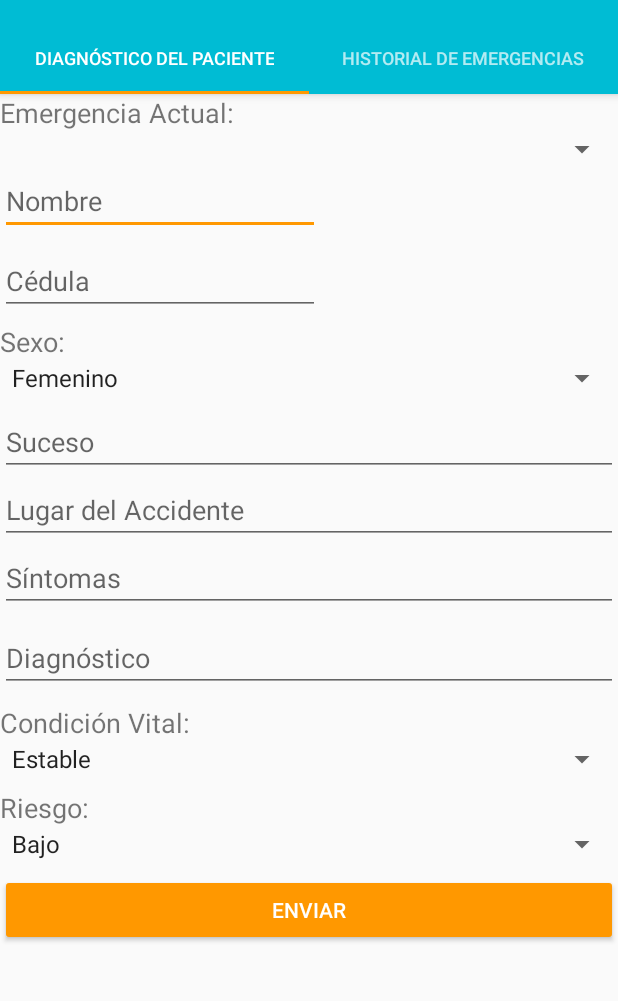
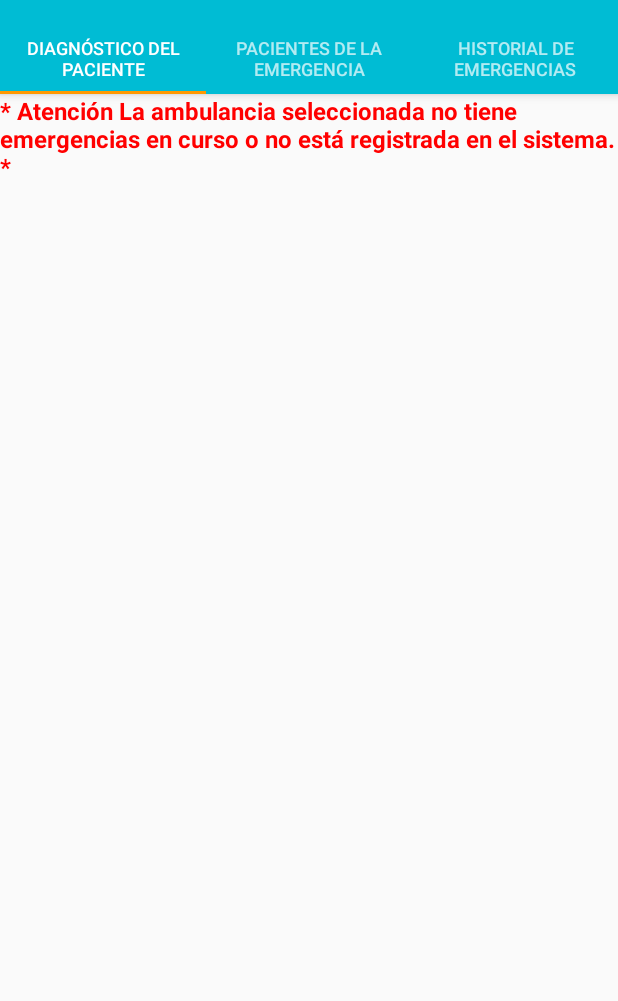
Before and after one commit to kornofilo/DS6-SATEM, an Android app: the screen it shows after launch once a user with an empty profile is signed in (MainActivity), on a phone screen of 412 x 824 dp, the part 74-1075 px from its top. Run offline under Robolectric (Android 15) with nearby library versions, the phone set to English and light mode, and no system bars; our stand-ins replace Firebase (no records; nobody signed in at launch, a user with empty details on screens opened directly).

Commit message:
SATEM APP - REGISTER PATIENT 1

```diff
--- a/SATEMapp/app/src/main/java/com/example/r_2g_/satemapp/LoginActivity.java
+++ b/SATEMapp/app/src/main/java/com/example/r_2g_/satemapp/LoginActivity.java
@@ -147,7 +147,9 @@ public class LoginActivity extends AppCompatActivity implements View.OnClickList
                 mutableData.setValue(ambulancia);
                 System.out.println("transaction "  + Transaction.success(mutableData));
                 //Seteamos el numero de ambulancia como SharedPreference
-                // EditTextPreference ambulanciaPref ;
+                SharedPreferences.Editor editor = pref.edit();
+                editor.putString("setAmbulancia",ambulancia);
+                editor.apply();
                 /*ambulanciaPref.getEditText("");
                 ambulanciaPref.setText(ambulancia);*/
                 return Transaction.success(mutableData);
--- a/SATEMapp/app/src/main/java/com/example/r_2g_/satemapp/MainActivity.java
+++ b/SATEMapp/app/src/main/java/com/example/r_2g_/satemapp/MainActivity.java
@@ -9,8 +9,10 @@ package com.example.r_2g_.satemapp;
 
 import android.content.Intent;
 import android.content.SharedPreferences;
+import android.graphics.Color;
 import android.preference.PreferenceManager;
 import android.support.design.widget.TabLayout;
+import android.support.v4.view.ScrollingView;
 import android.support.v7.app.AppCompatActivity;
 import android.support.v7.widget.Toolbar;
 import android.support.v4.app.Fragment;
@@ -47,7 +49,7 @@ import java.util.Map;
 
 public class MainActivity extends AppCompatActivity{
 
-    FirebaseDatabase database;
+    static FirebaseDatabase database;
     static DatabaseReference myRef;
     static Bundle extras;
     static String ambulancia;
@@ -171,7 +173,7 @@ public class MainActivity extends AppCompatActivity{
 
                 break;
 
-                case 2: {
+                case 3: {
                     rootView = inflater.inflate(R.layout.fragment_historial, container, false);
                     fillTab2(rootView);
 
@@ -186,7 +188,7 @@ public class MainActivity extends AppCompatActivity{
                 break;
 
                 //En el case #3, cargamos el fragment que contendrá el perfil del usuario logueado.
-                case 3: {
+                case 2: {
                     rootView = inflater.inflate(R.layout.fragment_profile, container, false);
                     //Recuperamos los datos del usuario logueado y lo seteamos a su determinado Textview.
                     if (user != null) {
@@ -204,16 +206,27 @@ public class MainActivity extends AppCompatActivity{
 
         }
 
-        private void fillTabDiagnostico(View rootView) {
+        private void fillTabDiagnostico(final View rootView) {
+            final ArrayList<String> emergenciasData = new ArrayList<>();
             //Extraemos los valores en los Textviews y Spinners
 
+            final TextView emergencia = (TextView) rootView.findViewById(R.id.textViewResumenEmergencia);
+            final TextView emergenciaActualTV = (TextView) rootView.findViewById(R.id.textViewEmergencia);
+            final TextView generoTV = (TextView) rootView.findViewById(R.id.textViewSexo);
+            final TextView condicionVitalTV = (TextView) rootView.findViewById(R.id.textViewCondVital);
+            final TextView riesgoTV = (TextView) rootView.findViewById(R.id.textViewRiesgo);
+
+
+
             //EditTexts
-            final EditText nombre, cedula,sintomas,lugar,diagnostico;
+            final EditText nombre, cedula,sintomas,lugar,diagnostico, suceso;
             nombre = (EditText) rootView.findViewById(R.id.editTextNombrePaciente);
             cedula = (EditText) rootView.findViewById(R.id.editTextCedula);
+            suceso = (EditText) rootView.findViewById(R.id.editTextSuceso);
             lugar = (EditText) rootView.findViewById(R.id.editTextLugar);
             sintomas = (EditText) rootView.findViewById(R.id.editTextSintomas);
             diagnostico = (EditText) rootView.findViewById(R.id.editTextDiagnostico);
+
 
             //Spinners
             final Spinner genero, condicionVital,riesgo;
@@ -221,13 +234,94 @@ public class MainActivity extends AppCompatActivity{
             condicionVital = (Spinner) rootView.findViewById(R.id.spinnerCondVital);
             riesgo = (Spinner) rootView.findViewById(R.id.spinnerRiesgo);
 
+            final Button enviarEmergencia = (Button) rootView.findViewById(R.id.buttonEnviar);
 
-            Button enviarEmergencia = (Button) rootView.findViewById(R.id.buttonEnviar);
+
+            //Traemos las emergencias asignadas a la ambulancia.
+            String miAmbulancia =  pref.getString("setAmbulancia",null);
+            DatabaseReference ambulanciaRef = database.getReference("ambulancias/" + miAmbulancia + "/emergenciaActual");
+            ambulanciaRef.addValueEventListener(new ValueEventListener() {
+                @Override
+                public void onDataChange(DataSnapshot dataSnapshot) {
+                    System.out.println( "query1 " + dataSnapshot);
+                    if(dataSnapshot.getValue() == null || dataSnapshot.getValue().toString().equals("")){
+
+
+                        emergencia.setText("* Atención La ambulancia seleccionada no tiene emergencias en curso o no está registrada en el sistema. *");
+                        emergencia.setTextColor(Color.RED);
+                        enviarEmergencia.setVisibility(View.GONE);
+                        emergenciaActualTV.setVisibility(View.GONE);
+                        nombre.setVisibility(View.GONE);
+                        cedula.setVisibility(View.GONE);
+                        generoTV.setVisibility(View.GONE);
+                        genero.setVisibility(View.GONE);
+                        suceso.setVisibility(View.GONE);
+                        lugar.setVisibility(View.GONE);
+                        sintomas.setVisibility(View.GONE);
+                        diagnostico.setVisibility(View.GONE);
+                        condicionVitalTV.setVisibility(View.GONE);
+                        condicionVital.setVisibility(View.GONE);
+                        riesgoTV.setVisibility(View.GONE);
+                        riesgo.setVisibility(View.GONE);
+                    }else {
+                        emergencia.setTextColor(Color.BLACK);
+                        enviarEmergencia.setVisibility(View.VISIBLE);
+                        emergenciaActualTV.setVisibility(View.VISIBLE);
+                        nombre.setVisibility(View.VISIBLE);
+                        cedula.setVisibility(View.VISIBLE);
+                        generoTV.setVisibility(View.VISIBLE);
+                        genero.setVisibility(View.VISIBLE);
+                        suceso.setVisibility(View.VISIBLE);
+                        lugar.setVisibility(View.VISIBLE);
+                        sintomas.setVisibility(View.VISIBLE);
+                        diagnostico.setVisibility(View.VISIBLE);
+                        condicionVitalTV.setVisibility(View.VISIBLE);
+                        condicionVital.setVisibility(View.VISIBLE);
+                        riesgoTV.setVisibility(View.VISIBLE);
+                        riesgo.setVisibility(View.VISIBLE);
+                        Query misEmergenciaQuery2 = myRef.orderByKey().equalTo(dataSnapshot.getValue().toString());
+                        misEmergenciaQuery2.addListenerForSingleValueEvent(new ValueEventListener() {
+                            @Override
+                            public void onDataChange(DataSnapshot dataSnapshot) {
+                                for(DataSnapshot ds : dataSnapshot.getChildren() ){
+                                    System.out.println( "query2 " + ds);
+                                    emergencia.setText(ds.child("suceso").getValue().toString() + " @ " + ds.child("lugarAccidente").getValue().toString());
+                                    lugar.setText(ds.child("lugarAccidente").getValue().toString());
+                                    suceso.setText(ds.child("suceso").getValue().toString());
+                                }
+
+
+
+
+                            }
+
+                            @Override
+                            public void onCancelled(DatabaseError error) {
+                                // Failed to read value
+                                System.out.println("Failed to read value." + error.toException());
+                            }
+                        });
+                    }
+
+
+
+                }
+
+                @Override
+                public void onCancelled(DatabaseError error) {
+                    // Failed to read value
+                    System.out.println("Failed to read value." + error.toException());
+                }
+            });
+
+
+
+
 
             enviarEmergencia.setOnClickListener(new View.OnClickListener() {
                 @Override
                 public void onClick(View v) {
-                    String id = myRef.push().getKey();
+                    DatabaseReference pacientesReference = database.getReference("pacientes");
                     String nombreV = nombre.getText().toString();
                     String cedulaV = cedula.getText().toString();
                     String generoV = genero.getSelectedItem().toString();
@@ -255,7 +349,7 @@ public class MainActivity extends AppCompatActivity{
                             "En Camino");
 
                     if(!nombreV.equals("") && !cedulaV.equals("") && !generoV.equals("") && !lugarV.equals("") && !sintomasV.equals("") && !diagnosticoV.equals("") && !riesgoV.equals("")){
-                        myRef.child(id).setValue(emergencia);
+                        pacientesReference.child(cedulaV).setValue(emergencia);
                         Toast.makeText(getActivity(),"Emergencia Enviada Correctamente.",Toast.LENGTH_SHORT).show();
 
                         //Limpiamos los datos
@@ -274,6 +368,8 @@ public class MainActivity extends AppCompatActivity{
 
                 }
             });
+
+
 
         }
 
@@ -303,14 +399,15 @@ public class MainActivity extends AppCompatActivity{
                         ArrayAdapter<String> adapter;
 
                         for(DataSnapshot ds : dataSnapshot.getChildren() ){
+                            System.out.println(ds);
                             String resumen =
                                      "#" + ds.getKey() + "\n"
                                      + "-Suceso: " +  ds.child("suceso").getValue().toString() + "\n"
                                      + "-Lugar: " +  ds.child("lugarAccidente").getValue().toString() + "\n"
-                                             + "-Fecha: " + ds.child("fechaRegistro").getValue().toString();
+                                             + "-Fecha: " + ds.child("fechaRegistro").getValue().toString() + "\n"
+                                             + "-Estado: " + ds.child("estado").getValue().toString() + "\n";
 
                             mylist.add(resumen);
-                            System.out.println(ds.child("lugarAccidente").getValue());
 
                         }
                         adapter = new ArrayAdapter<>(getContext(),android.R.layout.simple_list_item_1,mylist);
@@ -352,7 +449,7 @@ public class MainActivity extends AppCompatActivity{
         @Override
         public int getCount() {
             // Show 3 total pages.
-            return 2;
+            return 3;
         }
 
         //Setemos los nombres de las pestañas.
@@ -362,6 +459,8 @@ public class MainActivity extends AppCompatActivity{
                 case 0:
                     return "Diagnóstico del Paciente";
                 case 1:
+                    return "Pacientes de la Emergencia";
+                case 2:
                     return "Historial de Emergencias";
             }
             return null;
--- a/SATEMapp/app/src/main/res/layout/fragment_main.xml
+++ b/SATEMapp/app/src/main/res/layout/fragment_main.xml
@@ -1,13 +1,17 @@
 <?xml version="1.0" encoding="utf-8"?>
+
+
 <ScrollView xmlns:android="http://schemas.android.com/apk/res/android"
+    android:id="@+id/form"
     android:layout_width="match_parent"
     android:layout_height="match_parent"
     android:fillViewport="false"
+    android:scrollbarStyle="insideOverlay"
     android:visibility="visible">
 
     <LinearLayout
         android:layout_width="match_parent"
-        android:layout_height="match_parent"
+        android:layout_height="wrap_content"
         android:orientation="vertical">
 
 
@@ -18,11 +22,12 @@
             android:text="@string/emergenciaActual"
             android:textSize="18sp" />
 
-        <Spinner
-            android:id="@+id/spinnerEmergencias"
+        <TextView
+            android:id="@+id/textViewResumenEmergencia"
             android:layout_width="match_parent"
             android:layout_height="wrap_content"
-            android:spinnerMode="dialog" />
+            android:textSize="16sp"
+            android:textStyle="bold" />
 
         <EditText
             android:id="@+id/editTextNombrePaciente"
```
Also changed, not shown: 1 other file.
